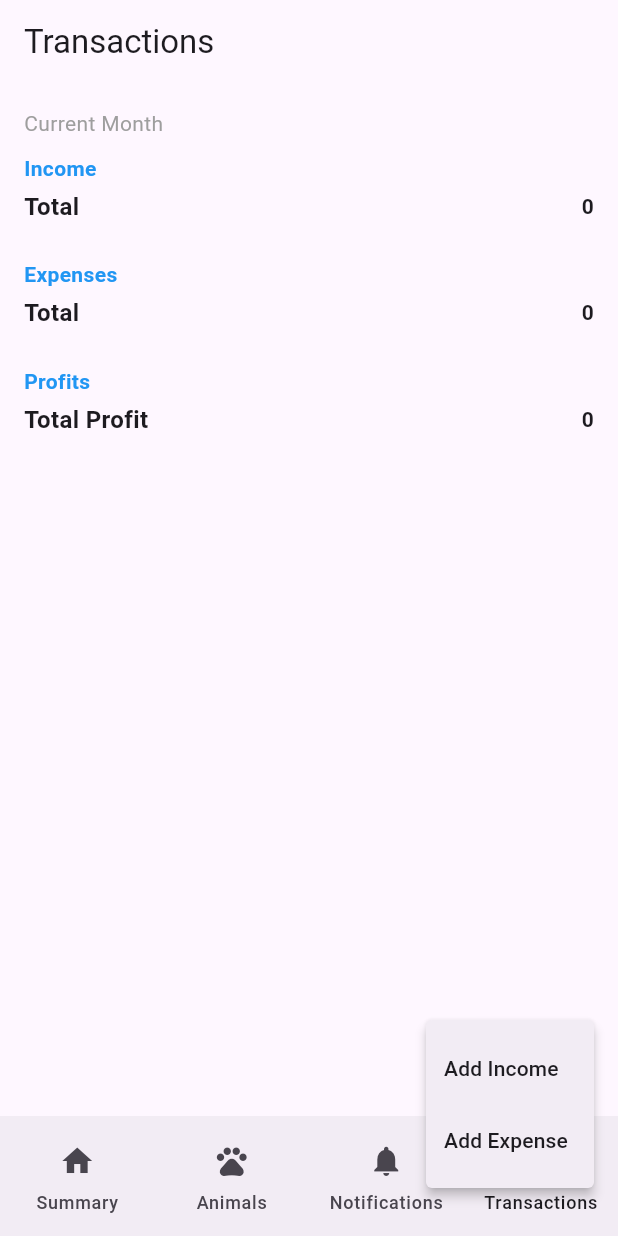
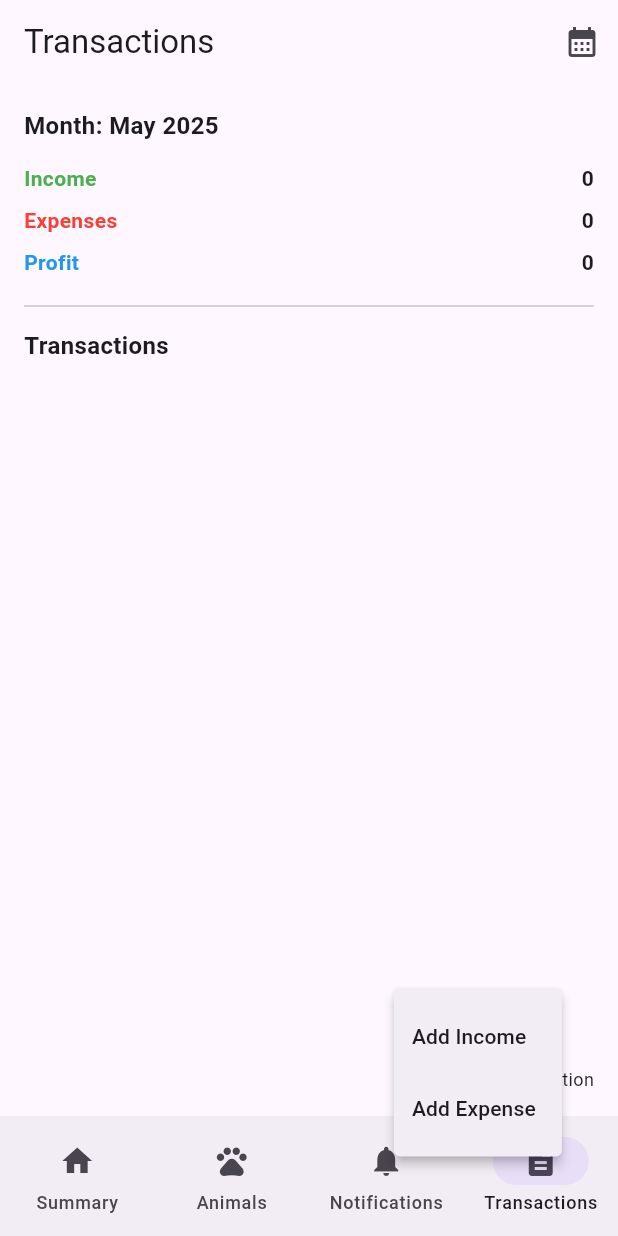
Before and after one commit to Stella-Nyawira/cattleManagementApp, a Flutter app: the screen it shows once a user with an empty profile is signed in, item 4 of the bottom bar chosen, after a tap on the "add" icon, on a phone screen of 412 x 824 dp. Run offline on Flutter 3.47's test engine with Material 3 defaults, Android fonts, the light colour scheme and no system bars; our stand-ins replace cloud_firestore, firebase_auth, firebase_core, firebase_storage, flutter_spinkit, get and 4 more; accounts and stored records are empty; network calls fail.

Commit message:
modified profits and transactions pages

```diff
--- a/lib/controllers/notification_controller.dart
+++ b/lib/controllers/notification_controller.dart
@@ -22,8 +22,9 @@ class NotificationsController extends GetxController {
       for (var animal in snapshot.docs) {
         _checkBreedingRecords(animal.id, animal['name'], alertThreshold);
         _checkVaccinationRecords(animal.id, animal['name'], alertThreshold); // Pass DateTime directly
-        _checkUpcomingEvents();
+        // Pass DateTime directly
       }
+      _checkUpcomingEvents(alertThreshold);
     });
   }
 
@@ -63,14 +64,21 @@ class NotificationsController extends GetxController {
     });
   }
 
-  void _checkUpcomingEvents() {
-    DateTime now = DateTime.now();
-    DateTime alertThreshold = now.add(Duration(days: 2)); // Look ahead two days
+  void _checkUpcomingEvents(DateTime threshold) {
+    firestore.collection('upcomingEvents').get().then((snapshot) {
+      for (var doc in snapshot.docs) {
+        log('UpcomingEvent doc data: ${doc.data()}');
 
-    firestore.collection('animals').get().then((snapshot) {
-      for (var animal in snapshot.docs) {
-        _checkBreedingRecords(animal.id, animal['name'], alertThreshold);
-        _checkVaccinationRecords(animal.id, animal['name'], alertThreshold); // Pass DateTime directly
+        String eventDateStr = doc['eventDate'];
+        if (eventDateStr.isNotEmpty) {
+          DateTime eventDate = DateTime.parse(eventDateStr);
+
+          if (eventDate.isBefore(threshold) && eventDate.isAfter(DateTime.now())) {
+            final message = "Upcoming event for ${doc['animalName']}: ${doc['eventType']}";
+            _addNotification(doc.id, message, eventDate);
+            log('Notification added for upcoming event: $message');
+          }
+        }
       }
     });
   }
--- /dev/null
+++ b/lib/controllers/transactions_controller.dart
@@ -0,0 +1,62 @@
+import 'package:cloud_firestore/cloud_firestore.dart';
+import 'package:get/get.dart';
+
+class TransactionsController extends GetxController {
+  final FirebaseFirestore _firestore = FirebaseFirestore.instance;
+
+  RxList<Map<String, dynamic>> transactions = <Map<String, dynamic>>[].obs;
+
+  Future<void> saveTransaction(Map<String, dynamic> data) async {
+    await _firestore.collection('transactions').add({...data, 'createdAt': FieldValue.serverTimestamp()});
+    fetchTransactions(); // Refresh
+  }
+
+  Future<void> fetchTransactions() async {
+    final snapshot = await _firestore.collection('transactions').orderBy('date', descending: true).get();
+
+    transactions.value =
+        snapshot.docs.map((doc) {
+          return {'id': doc.id, ...doc.data()};
+        }).toList();
+  }
+
+  @override
+  void onInit() {
+    super.onInit();
+    fetchTransactions();
+  }
+
+  /// Returns profit for the current month (income - expense)
+  double get currentMonthProfit {
+    final now = DateTime.now();
+    final key = "${now.year}-${now.month.toString().padLeft(2, '0')}";
+
+    final monthlyData = getMonthlySummary();
+
+    final income = monthlyData[key]?['income'] ?? 0.0;
+    final expense = monthlyData[key]?['expense'] ?? 0.0;
+
+    return income - expense;
+  }
+  // In transactions_controller.dart
+
+  Map<String, Map<String, double>> getMonthlySummary() {
+    Map<String, Map<String, double>> monthlyData = {};
+
+    for (var tx in transactions) {
+      final date = (tx['date'] as Timestamp).toDate();
+      final key = "${date.year}-${date.month.toString().padLeft(2, '0')}";
+      final isIncome = tx['isIncome'];
+      final amount = tx['amount'] ?? 0.0;
+
+      monthlyData[key] ??= {"income": 0.0, "expense": 0.0};
+      if (isIncome) {
+        monthlyData[key]!['income'] = (monthlyData[key]!['income'] ?? 0) + amount;
+      } else {
+        monthlyData[key]!['expense'] = (monthlyData[key]!['expense'] ?? 0) + amount;
+      }
+    }
+
+    return monthlyData;
+  }
+}
--- a/lib/pages/Transactions_page.dart
+++ b/lib/pages/Transactions_page.dart
@@ -1,4 +1,8 @@
 import 'package:flutter/material.dart';
+import 'package:intl/intl.dart';
+import 'package:get/get.dart';
+import 'package:cloud_firestore/cloud_firestore.dart';
+import '../controllers/transactions_controller.dart'; // Adjust path accordingly
 
 class TransactionsPage extends StatefulWidget {
   const TransactionsPage({super.key});
@@ -8,14 +12,16 @@ class TransactionsPage extends StatefulWidget {
 }
 
 class _TransactionsPageState extends State<TransactionsPage> {
-  List<Map<String, dynamic>> incomeList = [];
-  List<Map<String, dynamic>> expenseList = [];
+  final TransactionsController txController = Get.put(TransactionsController());
 
-  void _addTransaction(bool isIncome) {
-    final nameController = TextEditingController();
+  DateTime selectedMonth = DateTime.now();
+
+  Future<void> _addTransaction(bool isIncome) async {
+    final titleController = TextEditingController();
     final amountController = TextEditingController();
+    DateTime selectedDate = DateTime.now();
 
-    showDialog(
+    await showDialog(
       context: context,
       builder:
           (_) => AlertDialog(
@@ -23,31 +29,45 @@ class _TransactionsPageState extends State<TransactionsPage> {
             content: Column(
               mainAxisSize: MainAxisSize.min,
               children: [
-                TextField(controller: nameController, decoration: const InputDecoration(labelText: 'Title')),
+                TextField(controller: titleController, decoration: const InputDecoration(labelText: 'Title')),
                 TextField(
                   controller: amountController,
                   decoration: const InputDecoration(labelText: 'Amount'),
                   keyboardType: TextInputType.number,
+                ),
+                const SizedBox(height: 10),
+                ElevatedButton.icon(
+                  icon: const Icon(Icons.date_range),
+                  label: Text(DateFormat.yMMMd().format(selectedDate)),
+                  onPressed: () async {
+                    final picked = await showDatePicker(
+                      context: context,
+                      initialDate: selectedDate,
+                      firstDate: DateTime(2020),
+                      lastDate: DateTime.now(),
+                    );
+                    if (picked != null) {
+                      setState(() => selectedDate = picked);
+                    }
+                  },
                 ),
               ],
             ),
             actions: [
               TextButton(onPressed: () => Navigator.pop(context), child: const Text('Cancel')),
               ElevatedButton(
-                onPressed: () {
-                  final title = nameController.text.trim();
+                onPressed: () async {
+                  final title = titleController.text.trim();
                   final amount = double.tryParse(amountController.text.trim()) ?? 0;
                   if (title.isNotEmpty && amount > 0) {
-                    setState(() {
-                      final item = {'title': title, 'amount': amount};
-                      if (isIncome) {
-                        incomeList.add(item);
-                      } else {
-                        expenseList.add(item);
-                      }
+                    await txController.saveTransaction({
+                      'title': title,
+                      'amount': amount,
+                      'isIncome': isIncome,
+                      'date': Timestamp.fromDate(selectedDate),
                     });
+                    Navigator.pop(context);
                   }
-                  Navigator.pop(context);
                 },
                 child: const Text('Add'),
               ),
@@ -56,57 +76,99 @@ class _TransactionsPageState extends State<TransactionsPage> {
     );
   }
 
-  double get totalIncome => incomeList.fold(0.0, (sum, item) => sum + item['amount']);
-  double get totalExpenses => expenseList.fold(0.0, (sum, item) => sum + item['amount']);
+  List<Map<String, dynamic>> get filteredTransactions {
+    return txController.transactions.where((tx) {
+      final date = (tx['date'] as Timestamp).toDate();
+      return date.month == selectedMonth.month && date.year == selectedMonth.year;
+    }).toList();
+  }
+
+  double get totalIncome =>
+      filteredTransactions.where((tx) => tx['isIncome']).fold(0.0, (sum, tx) => sum + (tx['amount'] ?? 0.0));
+
+  double get totalExpenses =>
+      filteredTransactions.where((tx) => !tx['isIncome']).fold(0.0, (sum, tx) => sum + (tx['amount'] ?? 0.0));
+
   double get totalProfit => totalIncome - totalExpenses;
+
+  void _changeMonth() async {
+    final picked = await showDatePicker(
+      context: context,
+      initialDate: selectedMonth,
+      firstDate: DateTime(2020),
+      lastDate: DateTime.now(),
+      helpText: 'Select Month',
+    );
+    if (picked != null) {
+      setState(() => selectedMonth = picked);
+    }
+  }
 
   @override
   Widget build(BuildContext context) {
     return Scaffold(
-      appBar: AppBar(title: const Text("Transactions")),
+      appBar: AppBar(
+        title: const Text("Transactions"),
+        actions: [IconButton(icon: const Icon(Icons.calendar_month), onPressed: _changeMonth, tooltip: 'Change Month')],
+      ),
       body: Padding(
-        padding: const EdgeInsets.all(16.0),
-        child: ListView(
-          children: [
-            const Text("Current Month", style: TextStyle(color: Colors.grey)),
-            const SizedBox(height: 10),
-            const Text("Income", style: TextStyle(fontWeight: FontWeight.bold, color: Colors.blue)),
-            ...incomeList.map((item) => _buildRow(item['title'], item['amount'])),
-            _buildRow("Total", totalIncome, isBold: true),
-
-            const SizedBox(height: 20),
-            const Text("Expenses", style: TextStyle(fontWeight: FontWeight.bold, color: Colors.blue)),
-            ...expenseList.map((item) => _buildRow(item['title'], item['amount'])),
-            _buildRow("Total", totalExpenses, isBold: true),
-
-            const SizedBox(height: 20),
-            const Text("Profits", style: TextStyle(fontWeight: FontWeight.bold, color: Colors.blue)),
-            _buildRow("Total Profit", totalProfit, isBold: true),
-          ],
+        padding: const EdgeInsets.all(16),
+        child: Obx(
+          () => ListView(
+            children: [
+              Text(
+                "Month: ${DateFormat.yMMMM().format(selectedMonth)}",
+                style: const TextStyle(fontSize: 16, fontWeight: FontWeight.bold),
+              ),
+              const SizedBox(height: 10),
+              _buildSummary("Income", totalIncome, Colors.green),
+              _buildSummary("Expenses", totalExpenses, Colors.red),
+              _buildSummary("Profit", totalProfit, Colors.blue),
+              const Divider(height: 30),
+              const Text("Transactions", style: TextStyle(fontWeight: FontWeight.bold, fontSize: 16)),
+              ...filteredTransactions.map((tx) {
+                final date = (tx['date'] as Timestamp).toDate();
+                return ListTile(
+                  leading: Icon(
+                    tx['isIncome'] ? Icons.arrow_downward : Icons.arrow_upward,
+                    color: tx['isIncome'] ? Colors.green : Colors.red,
+                  ),
+                  title: Text(tx['title']),
+                  subtitle: Text(DateFormat.yMMMd().format(date)),
+                  trailing: Text(NumberFormat('#,##0').format(tx['amount'])),
+                );
+              }),
+            ],
+          ),
         ),
       ),
-      floatingActionButton: PopupMenuButton<String>(
-        icon: const Icon(Icons.add),
-        onSelected: (value) {
-          _addTransaction(value == 'income');
-        },
-        itemBuilder:
-            (context) => [
-              const PopupMenuItem(value: 'income', child: Text('Add Income')),
-              const PopupMenuItem(value: 'expense', child: Text('Add Expense')),
-            ],
+      floatingActionButton: Column(
+        mainAxisSize: MainAxisSize.min,
+        children: [
+          PopupMenuButton<String>(
+            icon: const Icon(Icons.add, size: 25),
+            onSelected: (value) => _addTransaction(value == 'income'),
+            itemBuilder:
+                (context) => const [
+                  PopupMenuItem(value: 'income', child: Text('Add Income')),
+                  PopupMenuItem(value: 'expense', child: Text('Add Expense')),
+                ],
+          ),
+          const SizedBox(height: 4),
+          const Text("Add Transaction", style: TextStyle(fontSize: 12)),
+        ],
       ),
     );
   }
 
-  Widget _buildRow(String title, double amount, {bool isBold = false}) {
+  Widget _buildSummary(String label, double amount, Color color) {
     return Padding(
       padding: const EdgeInsets.symmetric(vertical: 4),
       child: Row(
         mainAxisAlignment: MainAxisAlignment.spaceBetween,
         children: [
-          Text(title, style: TextStyle(fontSize: 16, fontWeight: isBold ? FontWeight.bold : FontWeight.normal)),
-          Text(amount.toStringAsFixed(0), style: TextStyle(fontWeight: isBold ? FontWeight.bold : FontWeight.normal)),
+          Text(label, style: TextStyle(color: color, fontWeight: FontWeight.bold)),
+          Text(NumberFormat('#,##0').format(amount), style: const TextStyle(fontWeight: FontWeight.bold)),
         ],
       ),
     );
--- a/lib/pages/healthRecords_page.dart
+++ b/lib/pages/healthRecords_page.dart
@@ -51,7 +51,7 @@ class _HealthRecordsPageState extends State<HealthRecordsPage> {
   @override
   Widget build(BuildContext context) {
     return Scaffold(
-      appBar: AppBar(title: Text('Health Records for ${widget.animalName}', style: TextStyle(fontSize: 14))),
+      appBar: AppBar(title: Text('Health Records for ${widget.animalName}')),
       body: Obx(() {
         if (controller.healthRecords.isEmpty) {
           return Center(child: Text('No health records found'));
--- a/lib/pages/homepage.dart
+++ b/lib/pages/homepage.dart
@@ -1,6 +1,8 @@
 import 'package:cattle_managementapp/auth/sign_in_page.dart';
 import 'package:cattle_managementapp/controllers/animalRecords_controller.dart';
 import 'package:cattle_managementapp/controllers/auth_controller.dart';
+import 'package:cattle_managementapp/controllers/transactions_controller.dart';
+import 'package:cattle_managementapp/pages/profits_overview_page.dart';
 import 'package:cattle_managementapp/utils/dashBoard_cards.dart';
 import 'package:cattle_managementapp/widgets/add_animals.dart';
 import 'package:cattle_managementapp/widgets/allAnimalsInfo/all_animal_vaccines_page.dart';
@@ -16,6 +18,7 @@ class Homepage extends StatelessWidget {
   Widget build(BuildContext context) {
     final AuthController authController = Get.find();
     final AnimalRecordsController animalRecordsController = Get.put(AnimalRecordsController());
+    final TransactionsController transactionsController = Get.put(TransactionsController());
 
     return Scaffold(
       appBar: AppBar(
@@ -67,7 +70,13 @@ class Homepage extends StatelessWidget {
                   Row(
                     mainAxisAlignment: MainAxisAlignment.spaceBetween,
                     children: [
-                      buildSummaryItems("This month profit", "Ksh 15,230"),
+                      Obx(
+                        () => buildSummaryItems(
+                          "This month profit",
+                          transactionsController.currentMonthProfit.toStringAsFixed(0),
+                        ),
+                      ),
+
                       buildSummaryItems("Today's Milk", "13.6L"),
                     ],
                   ),
@@ -89,7 +98,11 @@ class Homepage extends StatelessWidget {
                     },
                   ),
                   DashboardCard(title: "Milk Records", icon: Icons.local_drink),
-                  DashboardCard(title: "Profits", icon: Icons.attach_money),
+                  DashboardCard(
+                    title: "Profits",
+                    icon: Icons.attach_money,
+                    onTap: () => Navigator.push(context, MaterialPageRoute(builder: (_) => ProfitsOverviewPage())),
+                  ),
                   DashboardCard(
                     title: "Vaccines",
                     icon: Icons.health_and_safety,
--- a/pubspec.yaml
+++ b/pubspec.yaml
@@ -33,12 +33,12 @@ dependencies:
   flutter_spinkit: ^5.2.1
   cloud_firestore: ^5.6.5
   firebase_auth: ^5.5.1
-  firebase_core: ^3.13.0
+  firebase_core: ^3.13.1
   firebase_storage: ^12.4.5
   flutter_local_notifications: ^19.2.0
   image_picker: ^1.1.2
   timezone: ^0.10.1
-
+  firebase_messaging: ^15.2.6
   get: ^4.7.2
   google_sign_in: ^6.3.0
   sign_in_button: ^3.2.0
```
Also changed, not shown: lib/controllers/animalRecords_controller.dart (+9 -0 lines), lib/pages/profits_overview_page.dart (added, +91 -0 lines), lib/widgets/events/upcoming_event_page.dart (+56 -15 lines), pubspec.lock, 1 other file.
